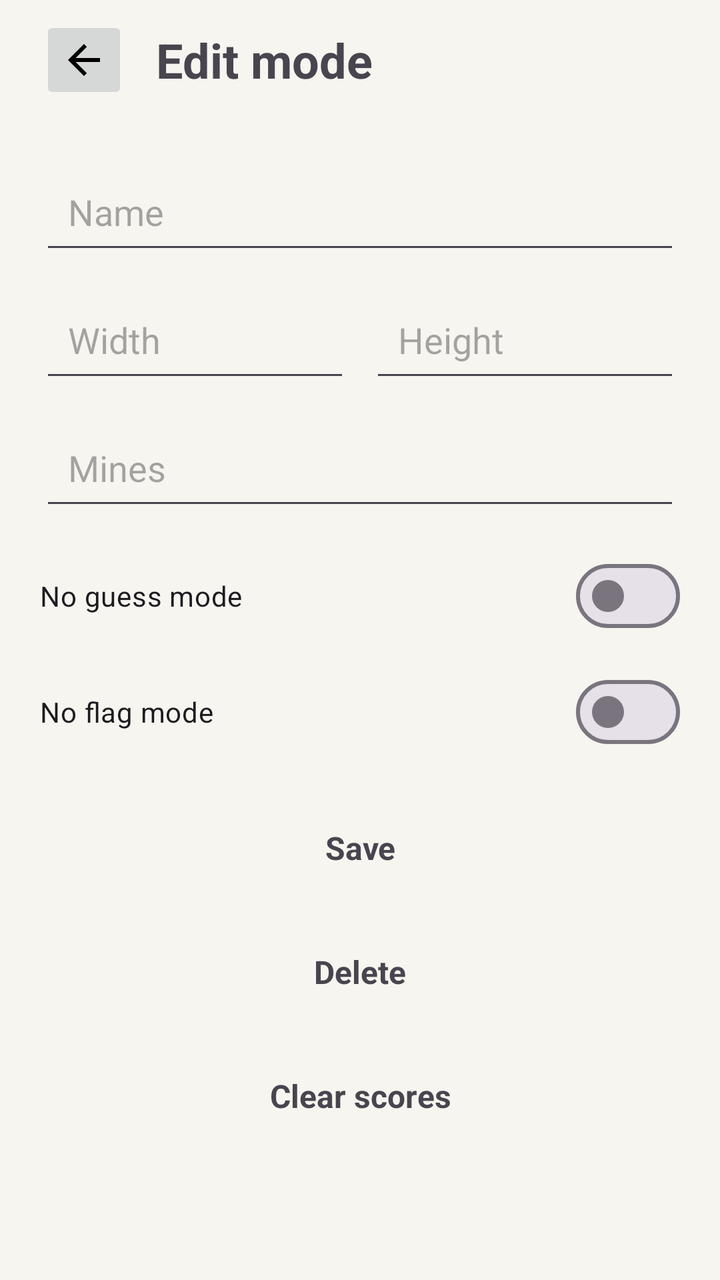
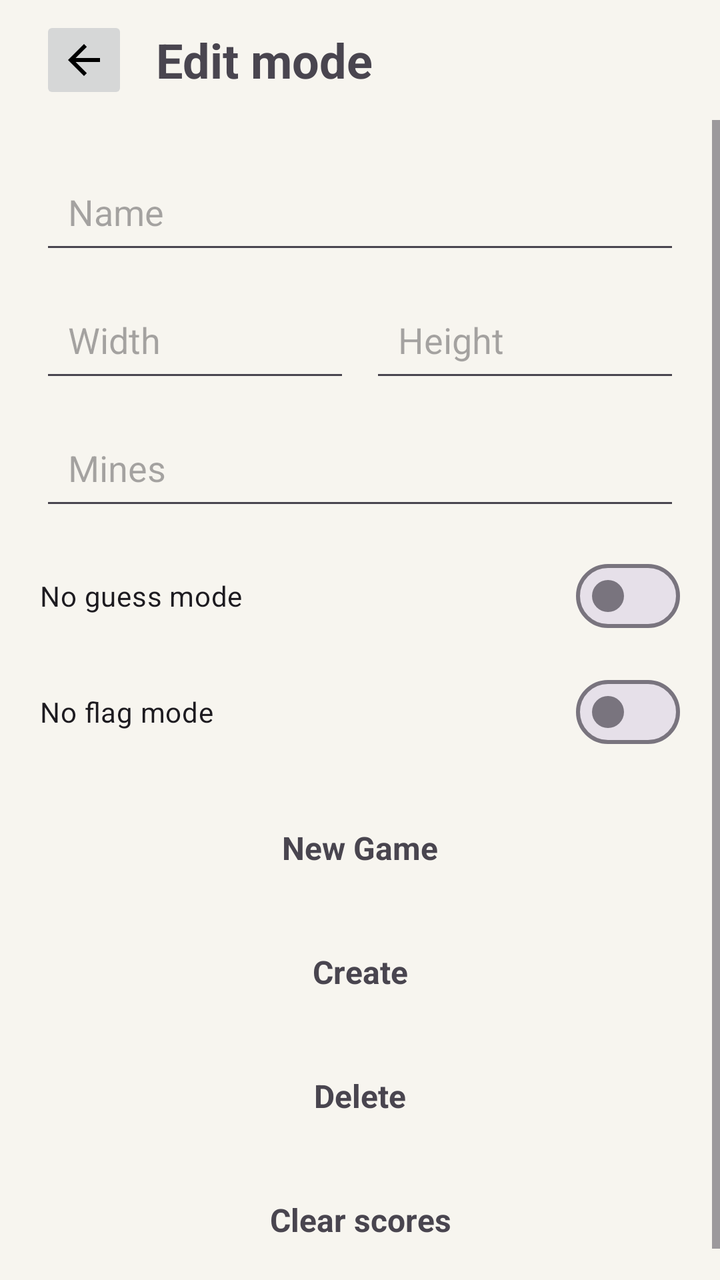

An Android layout rendered at two revisions. The XML below is the earlier revision; the diff shows what the commit changed to produce the second picture.
<!-- AndroidManifest.xml: application theme Theme.Minesweeper -->
<!-- res/layout/activity_mode_editor.xml -->
<?xml version="1.0" encoding="utf-8"?>
<LinearLayout xmlns:android="http://schemas.android.com/apk/res/android"
    android:layout_width="match_parent"
    android:layout_height="match_parent"
    android:orientation="vertical">

    <LinearLayout
        android:id="@+id/topBar"
        android:layout_width="match_parent"
        android:layout_height="wrap_content"
        android:gravity="center_vertical"
        android:orientation="horizontal"
        android:paddingStart="20dp"
        android:paddingTop="8dp"
        android:paddingEnd="20dp"
        android:paddingBottom="8dp">

        <ImageButton
            android:id="@+id/backButton"
            android:layout_width="44dp"
            android:layout_height="44dp"
            android:src="@drawable/ic_arrow_back_material" />

        <TextView
            android:id="@+id/titleText"
            android:layout_width="0dp"
            android:layout_height="wrap_content"
            android:layout_marginStart="14dp"
            android:layout_weight="1"
            android:text="@string/edit_mode"
            android:textSize="24sp"
            android:textStyle="bold" />
    </LinearLayout>

    <ScrollView
        android:layout_width="match_parent"
        android:layout_height="0dp"
        android:layout_weight="1">

        <LinearLayout
            android:id="@+id/content"
            android:layout_width="match_parent"
            android:layout_height="wrap_content"
            android:orientation="vertical"
            android:padding="20dp">

            <EditText
                android:id="@+id/nameInput"
                android:layout_width="match_parent"
                android:layout_height="52dp"
                android:hint="@string/name"
                android:imeOptions="actionNext"
                android:inputType="textCapWords"
                android:padding="14dp"
                android:selectAllOnFocus="true"
                android:singleLine="true" />

            <LinearLayout
                android:layout_width="match_parent"
                android:layout_height="wrap_content"
                android:layout_marginTop="12dp"
                android:orientation="horizontal">

                <EditText
                    android:id="@+id/widthInput"
                    android:layout_width="0dp"
                    android:layout_height="52dp"
                    android:layout_weight="1"
                    android:hint="@string/width"
                    android:imeOptions="actionNext"
                    android:inputType="number"
                    android:padding="14dp"
                    android:selectAllOnFocus="true"
                    android:singleLine="true" />

                <EditText
                    android:id="@+id/heightInput"
                    android:layout_width="0dp"
                    android:layout_height="52dp"
                    android:layout_marginStart="10dp"
                    android:layout_weight="1"
                    android:hint="@string/height"
                    android:imeOptions="actionNext"
                    android:inputType="number"
                    android:padding="14dp"
                    android:selectAllOnFocus="true"
                    android:singleLine="true" />
            </LinearLayout>

            <EditText
                android:id="@+id/minesInput"
                android:layout_width="match_parent"
                android:layout_height="52dp"
                android:layout_marginTop="12dp"
                android:hint="@string/mines"
                android:imeOptions="actionDone"
                android:inputType="numberDecimal"
                android:padding="14dp"
                android:selectAllOnFocus="true"
                android:singleLine="true" />

            <com.google.android.material.materialswitch.MaterialSwitch
                android:id="@+id/noGuessSwitch"
                android:layout_width="match_parent"
                android:layout_height="wrap_content"
                android:layout_marginTop="14dp"
                android:text="@string/no_guess_mode" />

            <com.google.android.material.materialswitch.MaterialSwitch
                android:id="@+id/noFlagSwitch"
                android:layout_width="match_parent"
                android:layout_height="wrap_content"
                android:layout_marginTop="10dp"
                android:text="@string/no_flag_mode" />

            <TextView
                android:id="@+id/errorText"
                android:layout_width="wrap_content"
                android:layout_height="wrap_content"
                android:layout_marginTop="12dp"
                android:text="@string/mode_error"
                android:visibility="gone" />

            <TextView
                android:id="@+id/saveButton"
                android:layout_width="match_parent"
                android:layout_height="52dp"
                android:layout_marginTop="18dp"
                android:gravity="center"
                android:text="@string/save"
                android:textSize="16sp"
                android:textStyle="bold" />

            <TextView
                android:id="@+id/deleteButton"
                android:layout_width="match_parent"
                android:layout_height="52dp"
                android:layout_marginTop="10dp"
                android:gravity="center"
                android:text="@string/delete"
                android:textSize="16sp"
                android:textStyle="bold" />

            <TextView
                android:id="@+id/clearScoresButton"
                android:layout_width="match_parent"
                android:layout_height="52dp"
                android:layout_marginTop="10dp"
                android:gravity="center"
                android:text="@string/clear_scores"
                android:textSize="16sp"
                android:textStyle="bold" />
        </LinearLayout>
    </ScrollView>

</LinearLayout>
<!-- resources referenced by this layout -->
<resources>
  <!-- drawable ic_arrow_back_material (drawable) -->
  <?xml version="1.0" encoding="utf-8"?>
  <vector xmlns:android="http://schemas.android.com/apk/res/android"
      android:width="24dp"
      android:height="24dp"
      android:viewportWidth="24"
      android:viewportHeight="24">
      <path
          android:fillColor="#FF000000"
          android:pathData="M20,11H7.83l5.59,-5.59L12,4l-8,8l8,8l1.41,-1.41L7.83,13H20z" />
  </vector>
  <string name="clear_scores">Clear scores</string>
  <string name="delete">Delete</string>
  <string name="edit_mode">Edit mode</string>
  <string name="height">Height</string>
  <string name="mines">Mines</string>
  <string name="mode_error">Use at least 5 x 5, stay at 200 x 200 or less, and leave room for a safe opening.</string>
  <string name="name">Name</string>
  <string name="no_flag_mode">No flag mode</string>
  <string name="no_guess_mode">No guess mode</string>
  <string name="save">Save</string>
  <string name="width">Width</string>
  <style name="Theme.Minesweeper" parent="Theme.Material3.Light.NoActionBar">
          <item name="android:windowBackground">@color/app_background</item>
          <item name="android:statusBarColor">@color/app_background</item>
          <item name="android:navigationBarColor">@color/app_background</item>
          <item name="android:windowLightStatusBar">true</item>
          <item name="android:windowLightNavigationBar">true</item>
          <item name="android:fontFamily">sans-serif</item>
          <item name="colorPrimary">@color/accent</item>
          <item name="colorSurface">@color/panel</item>
          <item name="android:windowAnimationStyle">@null</item>
          <item name="materialAlertDialogTheme">@style/Minesweeper.Dialog</item>
      </style>
  <color name="app_background">#F7F5EF</color>
  <color name="accent">#7CA7C7</color>
  <color name="panel">#EFEBE2</color>
  <style name="Minesweeper.Dialog" parent="ThemeOverlay.Material3.MaterialAlertDialog">
          <item name="backgroundTint">@color/panel</item>
      </style>
</resources>

<!-- the commit's change to res/layout/activity_mode_editor.xml (unified diff, before → after) -->
@@ -127,7 +127,17 @@
                 android:layout_height="52dp"
                 android:layout_marginTop="18dp"
                 android:gravity="center"
-                android:text="@string/save"
+                android:text="@string/new_game_short"
+                android:textSize="16sp"
+                android:textStyle="bold" />
+
+            <TextView
+                android:id="@+id/createButton"
+                android:layout_width="match_parent"
+                android:layout_height="52dp"
+                android:layout_marginTop="10dp"
+                android:gravity="center"
+                android:text="@string/create_mode"
                 android:textSize="16sp"
                 android:textStyle="bold" />
 
<!-- resource entries referenced after the edit -->
@@ -12,15 +12,16 @@
           android:pathData="M20,11H7.83l5.59,-5.59L12,4l-8,8l8,8l1.41,-1.41L7.83,13H20z" />
   </vector>
   <string name="clear_scores">Clear scores</string>
+  <string name="create_mode">Create</string>
   <string name="delete">Delete</string>
   <string name="edit_mode">Edit mode</string>
   <string name="height">Height</string>
   <string name="mines">Mines</string>
   <string name="mode_error">Use at least 5 x 5, stay at 200 x 200 or less, and leave room for a safe opening.</string>
   <string name="name">Name</string>
+  <string name="new_game_short">New Game</string>
   <string name="no_flag_mode">No flag mode</string>
   <string name="no_guess_mode">No guess mode</string>
-  <string name="save">Save</string>
   <string name="width">Width</string>
   <style name="Theme.Minesweeper" parent="Theme.Material3.Light.NoActionBar">
           <item name="android:windowBackground">@color/app_background</item>
